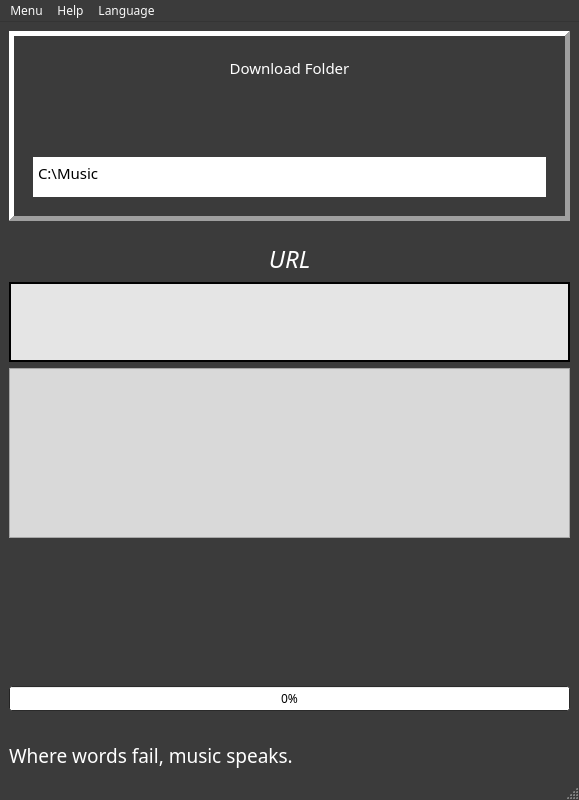
Before: the Qt Designer form gui/gui_main.ui in kekfic/mytunefy, drawn with Qt 5.
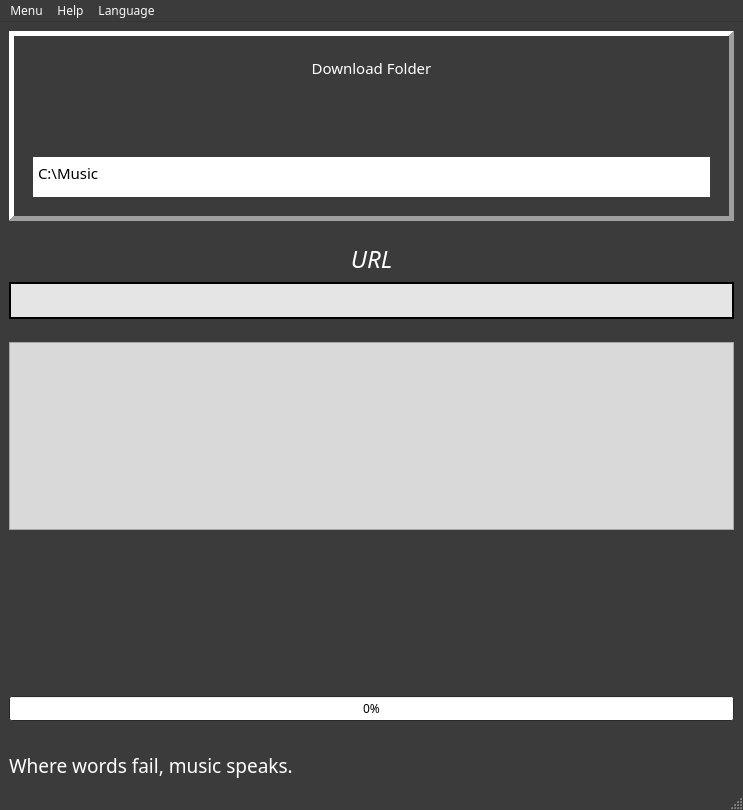
After: the same form once the commit is applied. Icons and pictures are not drawn.

The edit to the form file:
```diff
--- a/gui/gui_main.ui
+++ b/gui/gui_main.ui
@@ -6,8 +6,8 @@
    <rect>
     <x>0</x>
     <y>0</y>
-    <width>579</width>
-    <height>800</height>
+    <width>743</width>
+    <height>810</height>
    </rect>
   </property>
   <property name="maximumSize">
@@ -401,13 +401,13 @@
       <property name="minimumSize">
        <size>
         <width>0</width>
-        <height>80</height>
+        <height>35</height>
        </size>
       </property>
       <property name="maximumSize">
        <size>
         <width>16777215</width>
-        <height>100</height>
+        <height>40</height>
        </size>
       </property>
       <property name="palette">
@@ -425,9 +425,9 @@
          <colorrole role="Text">
           <brush brushstyle="SolidPattern">
            <color alpha="255">
-            <red>83</red>
-            <green>141</green>
-            <blue>191</blue>
+            <red>75</red>
+            <green>129</green>
+            <blue>173</blue>
            </color>
           </brush>
          </colorrole>
@@ -463,9 +463,9 @@
          <colorrole role="Text">
           <brush brushstyle="SolidPattern">
            <color alpha="255">
-            <red>83</red>
-            <green>141</green>
-            <blue>191</blue>
+            <red>75</red>
+            <green>129</green>
+            <blue>173</blue>
            </color>
           </brush>
          </colorrole>
@@ -531,9 +531,9 @@
       <property name="font">
        <font>
         <family>Gill Sans MT</family>
-        <pointsize>11</pointsize>
-        <weight>75</weight>
-        <bold>true</bold>
+        <pointsize>9</pointsize>
+        <weight>50</weight>
+        <bold>false</bold>
        </font>
       </property>
       <property name="autoFillBackground">
@@ -568,12 +568,37 @@
       </property>
      </widget>
     </item>
+    <item>
+     <spacer name="verticalSpacer_3">
+      <property name="orientation">
+       <enum>Qt::Vertical</enum>
+      </property>
+      <property name="sizeHint" stdset="0">
+       <size>
+        <width>20</width>
+        <height>20</height>
+       </size>
+      </property>
+     </spacer>
+    </item>
     <item>
      <widget class="QListWidget" name="listWidgetUrls">
+      <property name="sizePolicy">
+       <sizepolicy hsizetype="Expanding" vsizetype="Preferred">
+        <horstretch>0</horstretch>
+        <verstretch>0</verstretch>
+       </sizepolicy>
+      </property>
       <property name="minimumSize">
        <size>
-        <width>0</width>
-        <height>45</height>
+        <width>350</width>
+        <height>0</height>
+       </size>
+      </property>
+      <property name="maximumSize">
+       <size>
+        <width>16777215</width>
+        <height>200</height>
        </size>
       </property>
       <property name="palette">
@@ -592,7 +617,7 @@
           <brush brushstyle="SolidPattern">
            <color alpha="255">
             <red>0</red>
-            <green>143</green>
+            <green>117</green>
             <blue>0</blue>
            </color>
           </brush>
@@ -630,7 +655,7 @@
           <brush brushstyle="SolidPattern">
            <color alpha="255">
             <red>0</red>
-            <green>143</green>
+            <green>117</green>
             <blue>0</blue>
            </color>
           </brush>
@@ -697,7 +722,8 @@
       <property name="font">
        <font>
         <family>Gill Sans MT</family>
-        <pointsize>10</pointsize>
+        <pointsize>11</pointsize>
+        <italic>true</italic>
        </font>
       </property>
       <property name="styleSheet">
@@ -712,14 +738,14 @@
      </widget>
     </item>
     <item>
-     <spacer name="verticalSpacer_3">
+     <spacer name="verticalSpacer_4">
       <property name="orientation">
        <enum>Qt::Vertical</enum>
       </property>
       <property name="sizeHint" stdset="0">
        <size>
         <width>20</width>
-        <height>40</height>
+        <height>20</height>
        </size>
       </property>
      </spacer>
@@ -893,7 +919,7 @@
     <rect>
      <x>0</x>
      <y>0</y>
-     <width>579</width>
+     <width>743</width>
      <height>26</height>
     </rect>
    </property>
```
Left out of the diff: 3 changed lines with no effect on the pictures.
